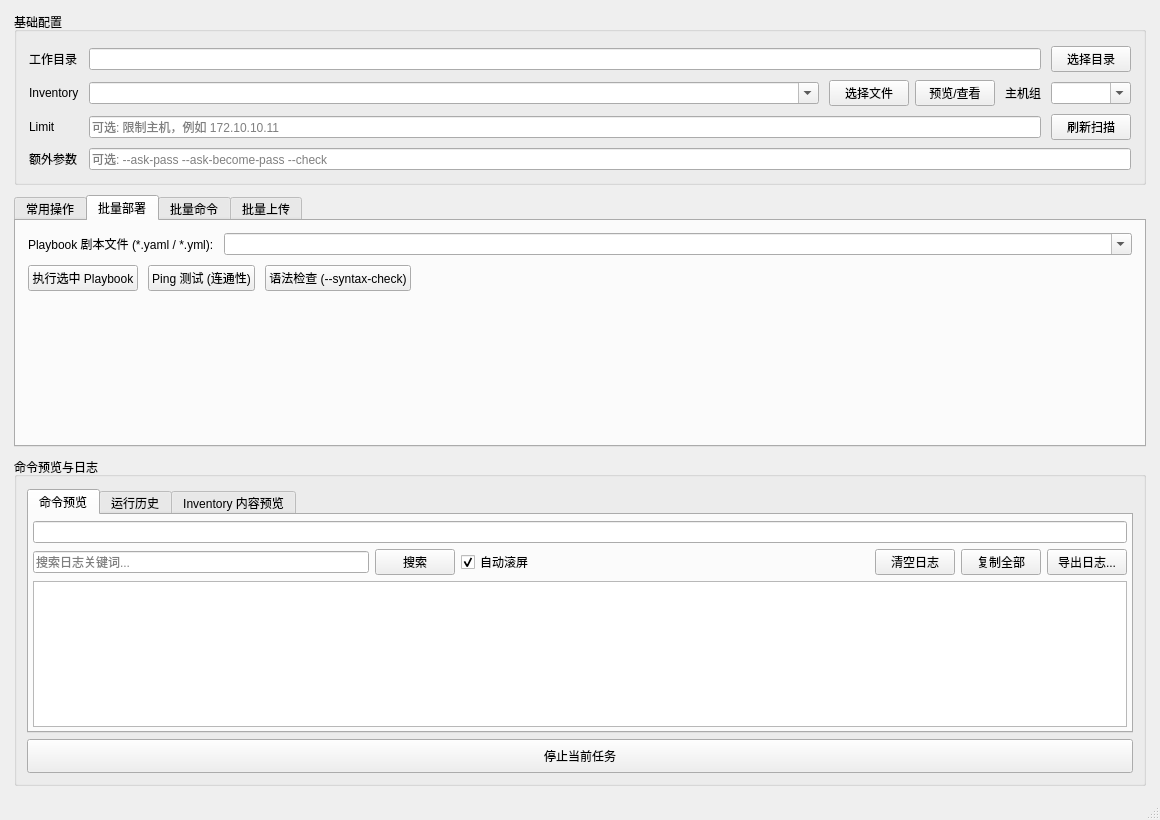
Above: MainWindow.ui from Alphalikegithub/AnsiblePilot before the change. Below: the same form after it.
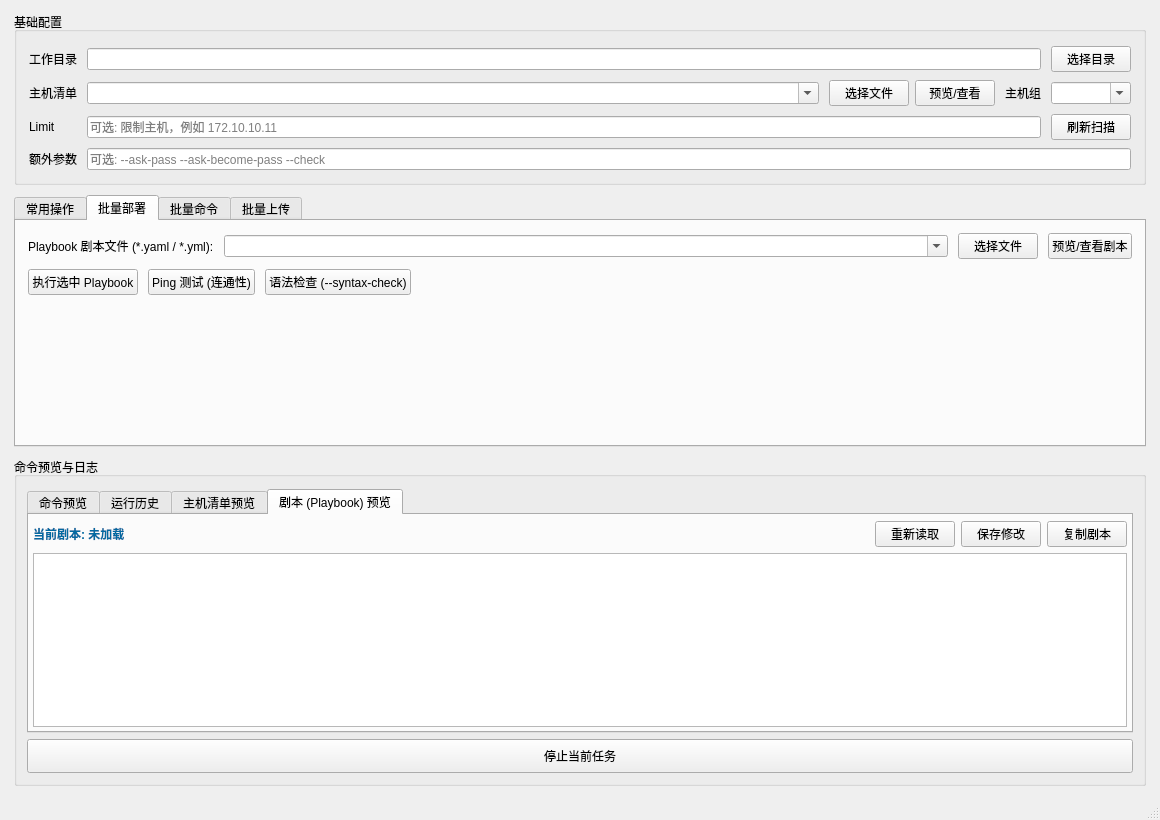
That is the form after the change. The open tabs and pages were chosen to show the change.

Commit message: Playbook 剧本实时预览与在线编辑（新上线）

Patch:
```diff
--- a/MainWindow.ui
+++ b/MainWindow.ui
@@ -74,7 +74,7 @@
        <item row="1" column="0">
         <widget class="QLabel" name="labelInventory">
          <property name="text">
-          <string>Inventory</string>
+          <string>主机清单</string>
          </property>
         </widget>
        </item>
@@ -781,6 +781,20 @@
             </property>
            </widget>
           </item>
+          <item>
+           <widget class="QPushButton" name="selectPlaybookBtn">
+            <property name="text">
+             <string>选择文件</string>
+            </property>
+           </widget>
+          </item>
+          <item>
+           <widget class="QPushButton" name="previewPlaybookBtn">
+            <property name="text">
+             <string>预览/查看剧本</string>
+            </property>
+           </widget>
+          </item>
          </layout>
         </item>
         <item>
@@ -1266,7 +1280,7 @@
          </widget>
          <widget class="QWidget" name="tabInventoryPreview">
           <attribute name="title">
-           <string>Inventory 内容预览</string>
+           <string>主机清单预览</string>
           </attribute>
           <layout class="QVBoxLayout" name="verticalLayoutInvPreviewTab">
            <property name="spacing">
@@ -1341,6 +1355,83 @@
            </item>
           </layout>
          </widget>
+         <widget class="QWidget" name="tabPlaybookPreview">
+          <attribute name="title">
+           <string>剧本 (Playbook) 预览</string>
+          </attribute>
+          <layout class="QVBoxLayout" name="verticalLayoutPbPreviewTab">
+           <property name="spacing">
+            <number>6</number>
+           </property>
+           <property name="leftMargin">
+            <number>4</number>
+           </property>
+           <property name="topMargin">
+            <number>6</number>
+           </property>
+           <property name="rightMargin">
+            <number>4</number>
+           </property>
+           <property name="bottomMargin">
+            <number>4</number>
+           </property>
+           <item>
+            <layout class="QHBoxLayout" name="horizontalLayoutPbPreviewToolbar">
+             <item>
+              <widget class="QLabel" name="labelPbPreviewFile">
+               <property name="text">
+                <string>当前剧本: 未加载</string>
+               </property>
+               <property name="styleSheet">
+                <string>color: #0369a1; font-weight: bold;</string>
+               </property>
+              </widget>
+             </item>
+             <item>
+              <spacer name="horizontalSpacerPbTools">
+               <property name="orientation">
+                <enum>Qt::Horizontal</enum>
+               </property>
+               <property name="sizeHint" stdset="0">
+                <size>
+                 <width>40</width>
+                 <height>20</height>
+                </size>
+               </property>
+              </spacer>
+             </item>
+             <item>
+              <widget class="QPushButton" name="reloadPlaybookBtn">
+               <property name="text">
+                <string>重新读取</string>
+               </property>
+              </widget>
+             </item>
+             <item>
+              <widget class="QPushButton" name="savePlaybookBtn">
+               <property name="text">
+                <string>保存修改</string>
+               </property>
+              </widget>
+             </item>
+             <item>
+              <widget class="QPushButton" name="copyPlaybookBtn">
+               <property name="text">
+                <string>复制剧本</string>
+               </property>
+              </widget>
+             </item>
+            </layout>
+           </item>
+           <item>
+            <widget class="QPlainTextEdit" name="playbookContentEdit">
+             <property name="readOnly">
+              <bool>false</bool>
+             </property>
+            </widget>
+           </item>
+          </layout>
+         </widget>
         </widget>
        </item>
        <item>
```
The commit also changes 3 other files.
